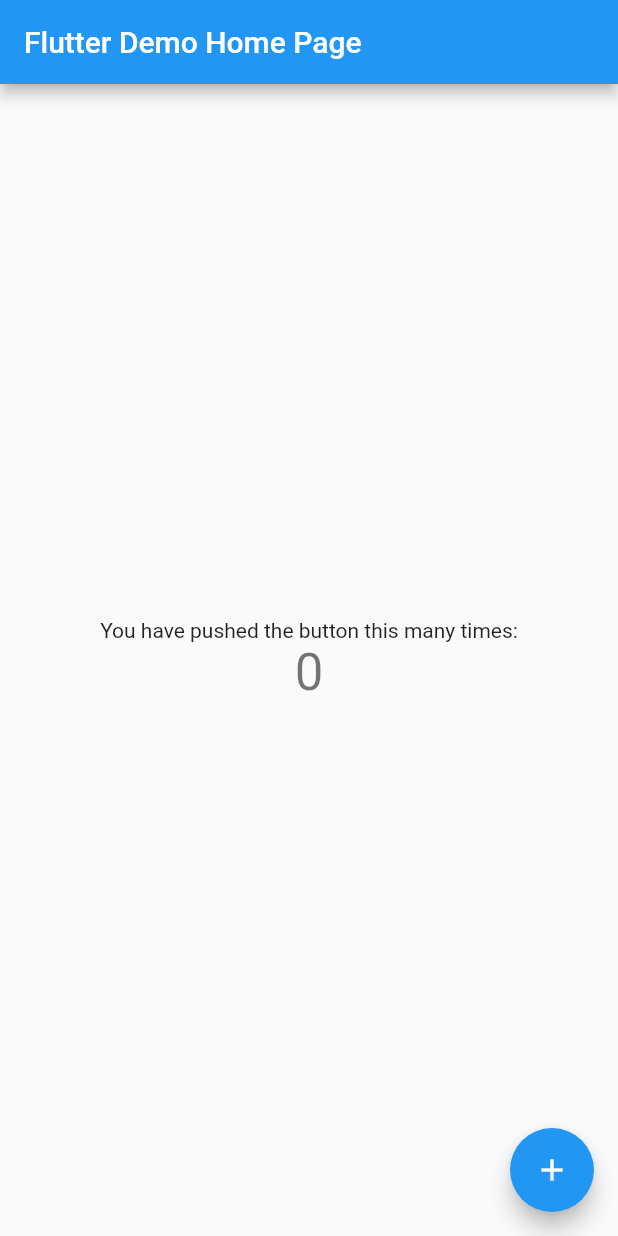
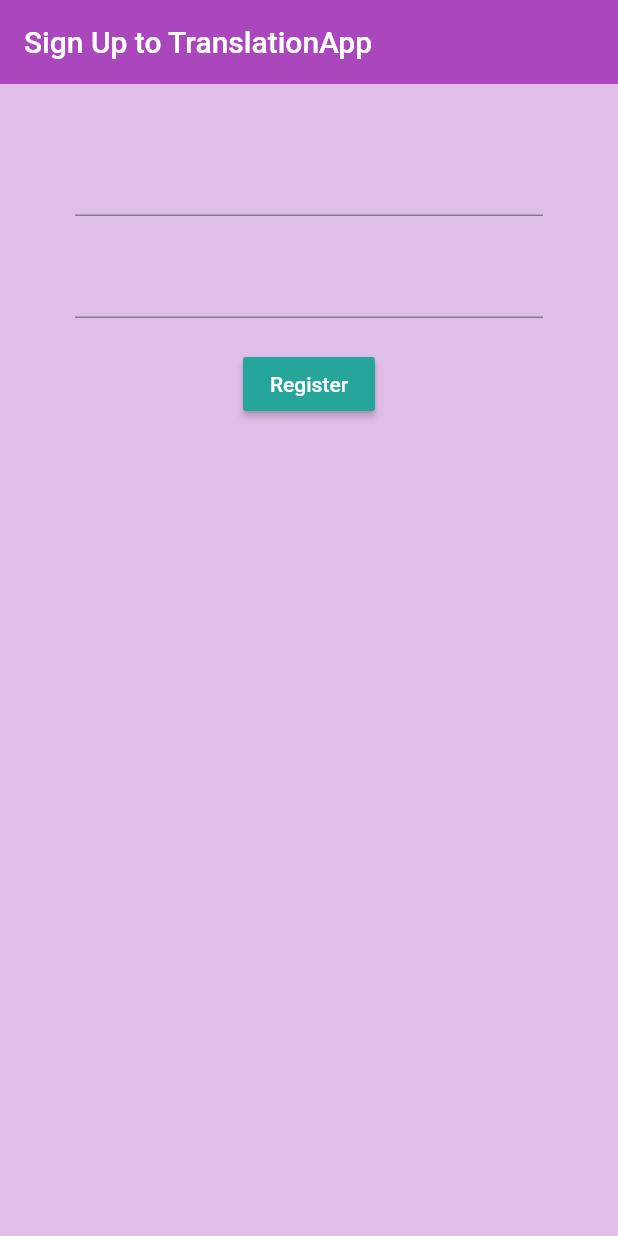
Before and after one commit to humastefan19/Aplication-OCR, a Flutter app: the screen it shows after launch, on a phone screen of 412 x 824 dp. Run offline on Flutter 3.47's test engine with Material 2 defaults, Android fonts, the phone set to English and light mode, and no system bars; our stand-ins replace firebase_auth; accounts and stored records are empty.

Commit message:
register

```diff
--- a/lib/main.dart
+++ b/lib/main.dart
@@ -1,4 +1,8 @@
 import 'package:flutter/material.dart';
+import 'package:ocrapplication/models/user.dart';
+import 'package:ocrapplication/screens/wrapper.dart';
+import 'package:ocrapplication/services/auth.dart';
+import 'package:provider/provider.dart';
 
 void main() => runApp(MyApp());
 
@@ -6,106 +10,11 @@ class MyApp extends StatelessWidget {
   // This widget is the root of your application.
   @override
   Widget build(BuildContext context) {
-    return MaterialApp(
-      title: 'Flutter Demo',
-      theme: ThemeData(
-        // This is the theme of your application.
-        //
-        // Try running your application with "flutter run". You'll see the
-        // application has a blue toolbar. Then, without quitting the app, try
-        // changing the primarySwatch below to Colors.green and then invoke
-        // "hot reload" (press "r" in the console where you ran "flutter run",
-        // or simply save your changes to "hot reload" in a Flutter IDE).
-        // Notice that the counter didn't reset back to zero; the application
-        // is not restarted.
-        primarySwatch: Colors.blue,
+    return StreamProvider<User>.value(
+      value: AuthService().user,
+      child: MaterialApp(
+      home:Wrapper(),
       ),
-      home: MyHomePage(title: 'Flutter Demo Home Page'),
     );
   }
 }
-
-class MyHomePage extends StatefulWidget {
-  MyHomePage({Key key, this.title}) : super(key: key);
-
-  // This widget is the home page of your application. It is stateful, meaning
-  // that it has a State object (defined below) that contains fields that affect
-  // how it looks.
-
-  // This class is the configuration for the state. It holds the values (in this
-  // case the title) provided by the parent (in this case the App widget) and
-  // used by the build method of the State. Fields in a Widget subclass are
-  // always marked "final".
-
-  final String title;
-
-  @override
-  _MyHomePageState createState() => _MyHomePageState();
-}
-
-class _MyHomePageState extends State<MyHomePage> {
-  int _counter = 0;
-
-  void _incrementCounter() {
-    setState(() {
-      // This call to setState tells the Flutter framework that something has
-      // changed in this State, which causes it to rerun the build method below
-      // so that the display can reflect the updated values. If we changed
-      // _counter without calling setState(), then the build method would not be
-      // called again, and so nothing would appear to happen.
-      _counter++;
-    });
-  }
-
-  @override
-  Widget build(BuildContext context) {
-    // This method is rerun every time setState is called, for instance as done
-    // by the _incrementCounter method above.
-    //
-    // The Flutter framework has been optimized to make rerunning build methods
-    // fast, so that you can just rebuild anything that needs updating rather
-    // than having to individually change instances of widgets.
-    return Scaffold(
-      appBar: AppBar(
-        // Here we take the value from the MyHomePage object that was created by
-        // the App.build method, and use it to set our appbar title.
-        title: Text(widget.title),
-      ),
-      body: Center(
-        // Center is a layout widget. It takes a single child and positions it
-        // in the middle of the parent.
-        child: Column(
-          // Column is also a layout widget. It takes a list of children and
-          // arranges them vertically. By default, it sizes itself to fit its
-          // children horizontally, and tries to be as tall as its parent.
-          //
-          // Invoke "debug painting" (press "p" in the console, choose the
-          // "Toggle Debug Paint" action from the Flutter Inspector in Android
-          // Studio, or the "Toggle Debug Paint" command in Visual Studio Code)
-          // to see the wireframe for each widget.
-          //
-          // Column has various properties to control how it sizes itself and
-          // how it positions its children. Here we use mainAxisAlignment to
-          // center the children vertically; the main axis here is the vertical
-          // axis because Columns are vertical (the cross axis would be
-          // horizontal).
-          mainAxisAlignment: MainAxisAlignment.center,
-          children: <Widget>[
-            Text(
-              'You have pushed the button this many times:',
-            ),
-            Text(
-              '$_counter',
-              style: Theme.of(context).textTheme.display1,
-            ),
-          ],
-        ),
-      ),
-      floatingActionButton: FloatingActionButton(
-        onPressed: _incrementCounter,
-        tooltip: 'Increment',
-        child: Icon(Icons.add),
-      ), // This trailing comma makes auto-formatting nicer for build methods.
-    );
-  }
-}
--- /dev/null
+++ b/lib/models/user.dart
@@ -0,0 +1,5 @@
+class User{
+  final String uid;
+
+  User({this.uid});
+}
--- /dev/null
+++ b/lib/screens/authenticate/authenticate.dart
@@ -0,0 +1,17 @@
+import 'package:flutter/material.dart';
+import 'package:ocrapplication/screens/authenticate/register.dart';
+import 'package:ocrapplication/screens/authenticate/sign_in.dart';
+
+class Authenticate extends StatefulWidget {
+  @override
+  _AuthenticateState createState() => _AuthenticateState();
+}
+
+class _AuthenticateState extends State<Authenticate> {
+  @override
+  Widget build(BuildContext context) {
+    return Container(
+      child:Register(),
+    );
+  }
+}
--- /dev/null
+++ b/lib/screens/authenticate/register.dart
@@ -0,0 +1,81 @@
+import 'package:flutter/material.dart';
+import 'package:ocrapplication/services/auth.dart';
+
+class Register extends StatefulWidget {
+
+  @override
+  _RegisterState createState() => _RegisterState();
+}
+
+class _RegisterState extends State<Register> {
+
+   final AuthService _auth = AuthService();
+   final _formKey = GlobalKey<FormState>();
+
+   String email ='';
+   String password = '';
+   String error = '';
+  @override
+  Widget build(BuildContext context) {
+    return Scaffold(
+       backgroundColor: Colors.purple[100],
+       appBar:AppBar(
+         backgroundColor: Colors.purple[400],
+         elevation: 0.0,
+         title:Text('Sign Up to TranslationApp'),
+        ),
+        body:Container(
+          padding: EdgeInsets.symmetric( vertical:20.0, horizontal: 50.0),
+          child: Form(
+            key : _formKey,
+            child:Column(
+              children: <Widget> [
+                SizedBox(height:  20.0),
+                TextFormField(
+                  validator: (val) => val.isEmpty ? 'Enter an email' : null,
+                  onChanged: (val){
+                    setState(() => email =val);
+
+                  },
+                ),
+                SizedBox(height: 20.0),
+                TextFormField(
+                  obscureText: true,
+                    validator: (val) => val.length < 6 ? 'The password must contain minimum 6 characters' : null,
+                  onChanged:(val){
+                     setState(() => password =val);
+
+                  }
+                ),
+                SizedBox(height: 20.0),
+                RaisedButton(
+                  color: Colors.teal[400],
+                  child: Text(
+                    'Register',
+                    style: TextStyle(color: Colors.white),
+
+                    ),
+                  onPressed:() async{
+                    if(_formKey.currentState.validate()){
+                      dynamic result = await _auth.registerWithEmailAndPassword(email, password);
+                      if(result == null){
+                        setState(() => error = 'please enter a valid email');
+                     }
+                    }
+
+
+                  }
+               ),
+               SizedBox(height : 20.0),
+               Text(
+                 error,
+                 style:TextStyle(color: Colors.red, fontSize: 14.0),
+               )
+              ],
+            )
+            )
+        ),
+
+     );
+  }
+}
--- /dev/null
+++ b/lib/screens/wrapper.dart
@@ -0,0 +1,15 @@
+import 'package:flutter/material.dart';
+import 'package:ocrapplication/models/user.dart';
+import 'package:ocrapplication/screens/authenticate/authenticate.dart';
+import 'package:ocrapplication/screens/home/home.dart';
+import 'package:provider/provider.dart';
+class Wrapper extends StatelessWidget {
+  @override
+  Widget build(BuildContext context) {
+
+    final user = Provider.of<User>(context);
+    print(user);
+    //HOME OR AUTH WIDGET
+    return Authenticate();
+  }
+}
--- a/pubspec.yaml
+++ b/pubspec.yaml
@@ -26,6 +26,10 @@ dependencies:
   # The following adds the Cupertino Icons font to your application.
   # Use with the CupertinoIcons class for iOS style icons.
   cupertino_icons: ^0.1.2
+  firebase_auth: ^0.15.5+2
+  cloud_firestore: ^0.13.4+2
+  provider: ^4.0.4
+
 
 dev_dependencies:
   flutter_test:
```
Also changed, not shown: lib/screens/authenticate/sign_in.dart (added, +66 -0 lines), lib/screens/home/home.dart (added, +11 -0 lines), lib/services/auth.dart (added, +46 -0 lines), pubspec.lock, 3 other files.
